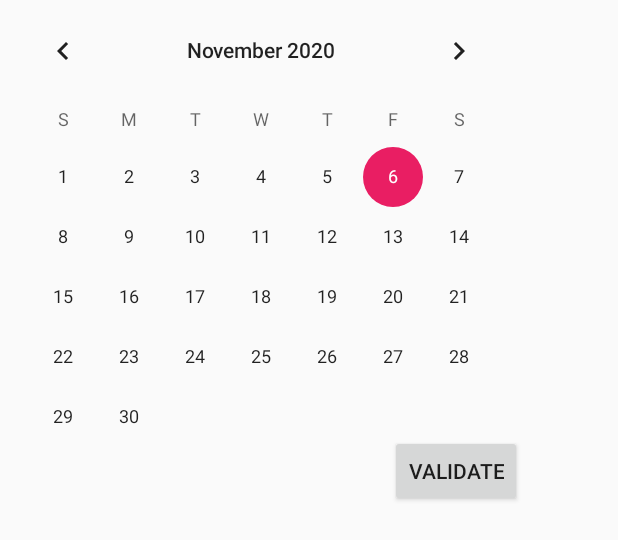
After one commit to arthurbourret/ENTMobile, an Android app: the layout schedule_dialog_calendar.xml on its own in the app's theme, with its tools: preview values and no code run, on a phone screen of 412 x 824 dp. The commit adds this screen. Shown: the top 540 px of the screen. Run offline under Robolectric (Android 15) with nearby library versions, the phone set to English and light mode, and no system bars.

Commit message:
schedule buttons - Button go to current day - Click on date -> calendar view

```diff
--- a/app/src/main/AndroidManifest.xml
+++ b/app/src/main/AndroidManifest.xml
@@ -11,7 +11,8 @@
         android:theme="@style/Theme.ENTMobile">
         <activity android:name=".schedule.Schedule" />
         <activity android:name=".CreateAccount" />
-        <activity android:name=".Login" />
+        <activity android:name=".Login" >
+        </activity>
         <activity android:name=".MainMenu">
             <intent-filter>
                 <action android:name="android.intent.action.MAIN" />
--- a/app/src/main/java/com/example/entmobile/schedule/ContentViewHolder.java
+++ b/app/src/main/java/com/example/entmobile/schedule/ContentViewHolder.java
@@ -1,6 +1,8 @@
 package com.example.entmobile.schedule;
 
 import android.app.AlertDialog;
+import android.graphics.Color;
+import android.graphics.drawable.ColorDrawable;
 import android.util.Log;
 import android.view.LayoutInflater;
 import android.view.View;
--- a/app/src/main/java/com/example/entmobile/schedule/Course.java
+++ b/app/src/main/java/com/example/entmobile/schedule/Course.java
@@ -134,7 +134,7 @@ public class Course {
      * @param secondDate The second date to compare
      * @return The difference between the two in Duration
      */
-    private static Duration getHourMinuteDiference(Date firstDate, Date secondDate) {
+    public static Duration getHourMinuteDiference(Date firstDate, Date secondDate) {
         Duration diference = null;
 
         if (android.os.Build.VERSION.SDK_INT >= android.os.Build.VERSION_CODES.O) {
--- a/app/src/main/res/drawable/corner_background_schedule_dialog.xml
+++ b/app/src/main/res/drawable/corner_background_schedule_dialog.xml
@@ -6,5 +6,5 @@
     <stroke android:width="3dp"
         android:color="#F4655A" />
 
-    <corners android:radius="35dp"/>
+    <corners android:radius="@dimen/corner_dialog"/>
 </shape>
--- /dev/null
+++ b/app/src/main/res/layout/schedule_dialog_calendar.xml
@@ -0,0 +1,24 @@
+<?xml version="1.0" encoding="utf-8"?>
+<androidx.constraintlayout.widget.ConstraintLayout xmlns:android="http://schemas.android.com/apk/res/android"
+    xmlns:app="http://schemas.android.com/apk/res-auto"
+    xmlns:tools="http://schemas.android.com/tools"
+    android:layout_width="wrap_content"
+    android:layout_height="wrap_content">
+
+    <CalendarView
+        android:id="@+id/dialog_calendar_view"
+        android:layout_width="wrap_content"
+        android:layout_height="wrap_content"
+        app:layout_constraintBottom_toBottomOf="parent"
+        app:layout_constraintEnd_toEndOf="parent"
+        app:layout_constraintStart_toStartOf="parent"
+        app:layout_constraintTop_toTopOf="parent" />
+
+    <Button
+        android:id="@+id/validate_date_dialog"
+        android:layout_width="wrap_content"
+        android:layout_height="wrap_content"
+        android:text="@string/validate"
+        app:layout_constraintBottom_toBottomOf="parent"
+        app:layout_constraintEnd_toEndOf="parent" />
+</androidx.constraintlayout.widget.ConstraintLayout>
--- a/app/src/main/res/values/dimens.xml
+++ b/app/src/main/res/values/dimens.xml
@@ -5,4 +5,5 @@
     <dimen name="appbar_padding">16dp</dimen>
     <dimen name="fab_margin">16dp</dimen>
     <dimen name="appbar_padding_top">8dp</dimen>
+    <dimen name="corner_dialog">35dp</dimen>
 </resources>
```
Also changed, not shown: app/src/main/java/com/example/entmobile/schedule/DialogChangeDay.java (added, +79 -0 lines), app/src/main/java/com/example/entmobile/schedule/DialogOpenCourse.java (+10 -7 lines), app/src/main/java/com/example/entmobile/schedule/Schedule.java (+91 -8 lines), app/src/main/res/layout/schedule_activity.xml (+12 -0 lines), app/src/main/res/values-v28/styles.xml (added, +9 -0 lines).
